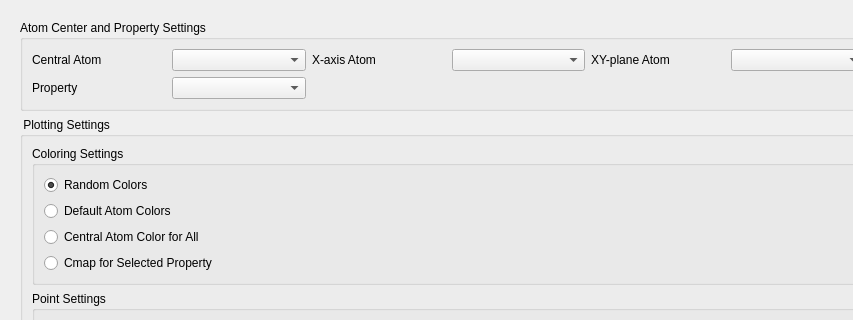
Old version of the form src/new_dataset.ui in the repository m-julian/ALFVisualizer; both pictures show x 0 to 853 and y 0 to 320 of the 1037 by 1010 pixel window.
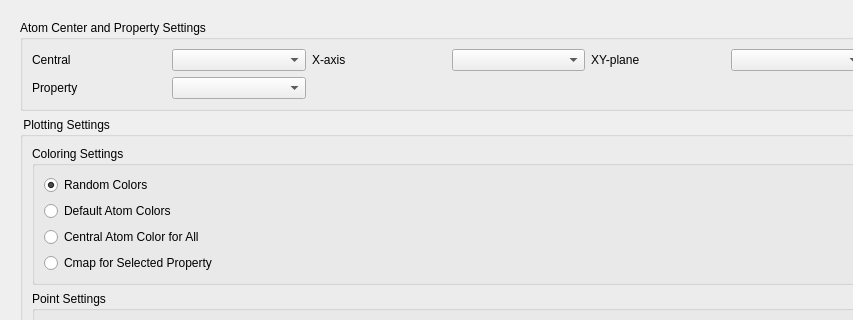
New version of the form.

Commit message: small changes to ui and way of loading data

The edit to the form file:
```diff
--- a/src/new_dataset.ui
+++ b/src/new_dataset.ui
@@ -32,7 +32,7 @@
          <item row="0" column="4">
           <widget class="QLabel" name="xy_plane_atom_label">
            <property name="text">
-            <string>XY-plane Atom</string>
+            <string>XY-plane</string>
            </property>
           </widget>
          </item>
@@ -42,14 +42,14 @@
          <item row="0" column="0">
           <widget class="QLabel" name="central_alf_atom_label">
            <property name="text">
-            <string>Central Atom</string>
+            <string>Central</string>
            </property>
           </widget>
          </item>
          <item row="0" column="2">
           <widget class="QLabel" name="x_axis_atom_label">
            <property name="text">
-            <string>X-axis Atom</string>
+            <string>X-axis</string>
            </property>
           </widget>
          </item>
```
Left out of the diff: 6 changed lines with no effect on the pictures. The commit also changes 1 other file.
